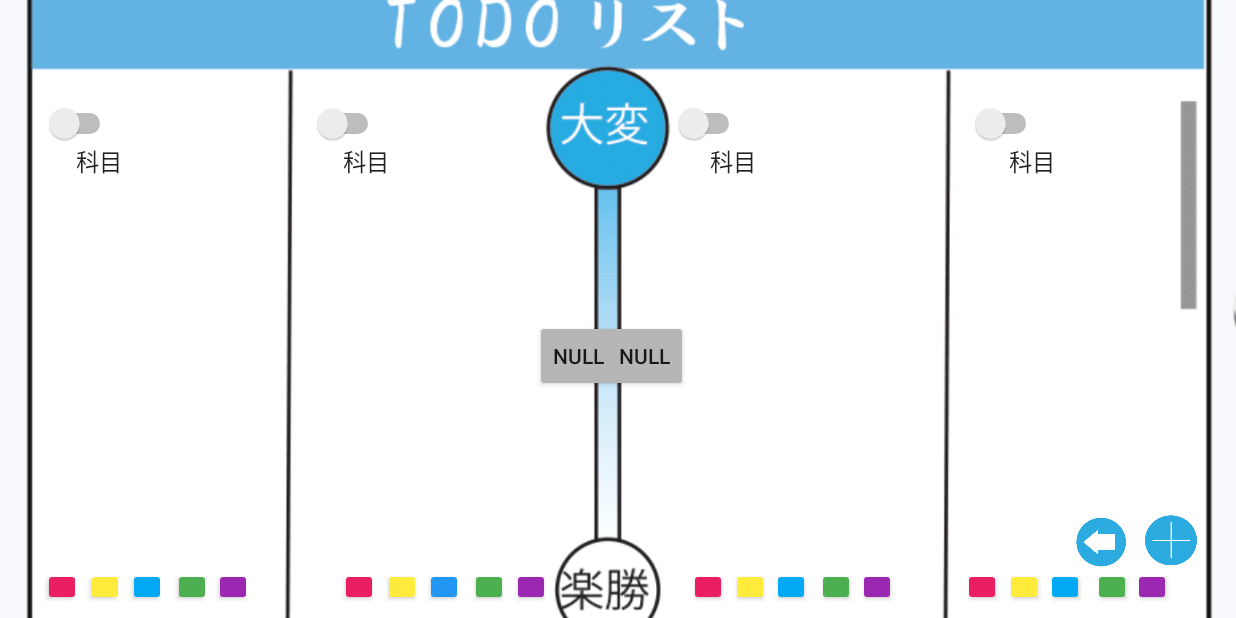
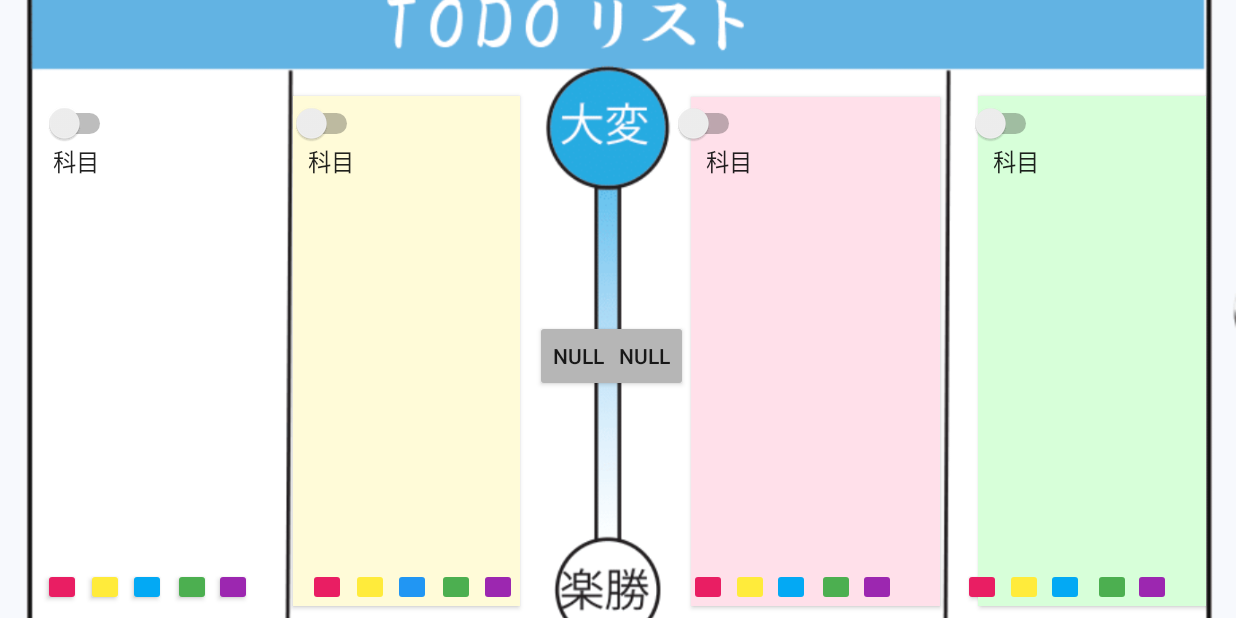
Before and after one commit to KOsyuki/Kakuben_AS, an Android app: the TODOlistActivity screen opened directly, with no data from a screen before it, on a phone screen of 824 x 412 dp (held sideways). Run offline under Robolectric (Android 15) with nearby library versions, the phone set to English and light mode, and no system bars.

Commit message:
色変更まで

```diff
--- a/app/src/main/res/layout/activity_todolist.xml
+++ b/app/src/main/res/layout/activity_todolist.xml
@@ -29,6 +29,43 @@
         app:layout_constraintBottom_toBottomOf="parent"
         app:layout_constraintEnd_toEndOf="@+id/imageView"
         app:layout_constraintHorizontal_bias="0.03"
+        app:layout_constraintStart_toStartOf="parent"
+        app:layout_constraintTop_toTopOf="@+id/imageView"
+        app:layout_constraintVertical_bias="0.887" />
+
+    <Button
+        android:id="@+id/button5"
+        android:layout_width="166dp"
+        android:layout_height="339dp"
+        android:background="#FFE0EA"
+        app:layout_constraintBottom_toBottomOf="parent"
+        app:layout_constraintEnd_toEndOf="@+id/imageView"
+        app:layout_constraintHorizontal_bias="0.7"
+        app:layout_constraintStart_toStartOf="parent"
+        app:layout_constraintTop_toTopOf="@+id/imageView"
+        app:layout_constraintVertical_bias="0.887" />
+
+    <Button
+        android:id="@+id/button4"
+        android:layout_width="152dp"
+        android:layout_height="340dp"
+        android:layout_marginStart="8dp"
+        android:background="#D7FFD9"
+        app:layout_constraintBottom_toBottomOf="parent"
+        app:layout_constraintEnd_toEndOf="@+id/imageView"
+        app:layout_constraintHorizontal_bias="0.97"
+        app:layout_constraintStart_toStartOf="parent"
+        app:layout_constraintTop_toTopOf="@+id/imageView"
+        app:layout_constraintVertical_bias="0.887" />
+
+    <Button
+        android:id="@+id/button3"
+        android:layout_width="151dp"
+        android:layout_height="340dp"
+        android:background="#FFFBD8"
+        app:layout_constraintBottom_toBottomOf="parent"
+        app:layout_constraintEnd_toEndOf="@+id/imageView"
+        app:layout_constraintHorizontal_bias="0.29"
         app:layout_constraintStart_toStartOf="parent"
         app:layout_constraintTop_toTopOf="@+id/imageView"
         app:layout_constraintVertical_bias="0.887" />
@@ -66,53 +103,53 @@
         android:id="@+id/spinner"
         android:layout_width="wrap_content"
         android:layout_height="wrap_content"
+        android:elevation="2dp"
         android:entries="@array/list"
         app:layout_constraintBottom_toBottomOf="parent"
         app:layout_constraintEnd_toEndOf="@+id/imageView"
-        app:layout_constraintHorizontal_bias="0.059"
+        app:layout_constraintHorizontal_bias="0.04"
         app:layout_constraintStart_toStartOf="@+id/imageView"
         app:layout_constraintTop_toTopOf="@+id/imageView"
-        app:layout_constraintVertical_bias="0.245"
-        android:elevation="2dp"/>
+        app:layout_constraintVertical_bias="0.245" />
 
     <Spinner
         android:id="@+id/spinner2"
         android:layout_width="wrap_content"
         android:layout_height="wrap_content"
+        android:elevation="2dp"
         android:entries="@array/list"
         app:layout_constraintBottom_toBottomOf="parent"
         app:layout_constraintEnd_toEndOf="@+id/imageView"
-        app:layout_constraintHorizontal_bias="0.303"
+        app:layout_constraintHorizontal_bias="0.29"
         app:layout_constraintStart_toStartOf="@+id/imageView"
         app:layout_constraintTop_toTopOf="@+id/imageView"
-        app:layout_constraintVertical_bias="0.245"
-        android:elevation="2dp"/>
+        app:layout_constraintVertical_bias="0.245" />
 
     <Spinner
         android:id="@+id/spinner3"
         android:layout_width="wrap_content"
         android:layout_height="wrap_content"
+        android:elevation="2dp"
         android:entries="@array/list"
         app:layout_constraintBottom_toBottomOf="parent"
         app:layout_constraintEnd_toEndOf="@+id/imageView"
-        app:layout_constraintHorizontal_bias="0.639"
+        app:layout_constraintHorizontal_bias="0.68"
         app:layout_constraintStart_toStartOf="@+id/imageView"
         app:layout_constraintTop_toTopOf="@+id/imageView"
-        app:layout_constraintVertical_bias="0.245"
-        android:elevation="2dp"/>
+        app:layout_constraintVertical_bias="0.245" />
 
     <Spinner
         android:id="@+id/spinner4"
         android:layout_width="wrap_content"
         android:layout_height="wrap_content"
+        android:elevation="2dp"
         android:entries="@array/list"
         app:layout_constraintBottom_toBottomOf="parent"
         app:layout_constraintEnd_toEndOf="@+id/imageView"
-        app:layout_constraintHorizontal_bias="0.913"
+        app:layout_constraintHorizontal_bias="0.962"
         app:layout_constraintStart_toStartOf="@+id/imageView"
         app:layout_constraintTop_toTopOf="@+id/imageView"
-        app:layout_constraintVertical_bias="0.245"
-        android:elevation="2dp"/>
+        app:layout_constraintVertical_bias="0.245" />
 
     <Switch
         android:id="@+id/switch1"
@@ -157,14 +194,14 @@
         android:id="@+id/switch4"
         android:layout_width="wrap_content"
         android:layout_height="wrap_content"
+        android:elevation="2dp"
         app:layout_constraintBottom_toBottomOf="@+id/imageView"
         app:layout_constraintEnd_toEndOf="parent"
-        app:layout_constraintHorizontal_bias="0.268"
+        app:layout_constraintHorizontal_bias="0.25"
         app:layout_constraintStart_toStartOf="@+id/imageView"
         app:layout_constraintTop_toTopOf="@+id/imageView"
         app:layout_constraintVertical_bias="0.179"
-        tools:ignore="MissingConstraints"
-        android:elevation="2dp"/>
+        tools:ignore="MissingConstraints" />
 
     <Button
         android:id="@+id/button"
@@ -241,70 +278,70 @@
         android:layout_width="25dp"
         android:layout_height="25dp"
         android:backgroundTint="#E91E63"
+        android:elevation="2dp"
         android:text="Button"
         app:layout_constraintBottom_toBottomOf="@+id/imageView"
         app:layout_constraintEnd_toEndOf="@+id/imageView"
-        app:layout_constraintHorizontal_bias="0.284"
+        app:layout_constraintHorizontal_bias="0.257"
         app:layout_constraintStart_toStartOf="@+id/imageView"
         app:layout_constraintTop_toTopOf="@+id/imageView"
-        app:layout_constraintVertical_bias="0.979"
-        android:elevation="2dp"/>
+        app:layout_constraintVertical_bias="0.979" />
+
+    <Button
+        android:id="@+id/button27"
+        android:layout_width="25dp"
+        android:layout_height="25dp"
+        android:backgroundTint="#2196F3"
+        android:elevation="2dp"
+        android:text="Button"
+        app:layout_constraintBottom_toBottomOf="@+id/imageView"
+        app:layout_constraintEnd_toEndOf="@+id/imageView"
+        app:layout_constraintHorizontal_bias="0.328"
+        app:layout_constraintStart_toStartOf="@+id/imageView"
+        app:layout_constraintTop_toTopOf="@+id/imageView"
+        app:layout_constraintVertical_bias="0.979" />
+
+    <Button
+        android:id="@+id/button28"
+        android:layout_width="25dp"
+        android:layout_height="25dp"
+        android:backgroundTint="#4CAF50"
+        android:elevation="2dp"
+        android:text="Button"
+        app:layout_constraintBottom_toBottomOf="@+id/imageView"
+        app:layout_constraintEnd_toEndOf="@+id/imageView"
+        app:layout_constraintHorizontal_bias="0.365"
+        app:layout_constraintStart_toStartOf="@+id/imageView"
+        app:layout_constraintTop_toTopOf="@+id/imageView"
+        app:layout_constraintVertical_bias="0.979" />
+
+    <Button
+        android:id="@+id/button26"
+        android:layout_width="25dp"
+        android:layout_height="25dp"
+        android:backgroundTint="#FFEB3B"
+        android:elevation="2dp"
+        android:text="Button"
+        app:layout_constraintBottom_toBottomOf="@+id/imageView"
+        app:layout_constraintEnd_toEndOf="@+id/imageView"
+        app:layout_constraintHorizontal_bias="0.293"
+        app:layout_constraintStart_toStartOf="@+id/imageView"
+        app:layout_constraintTop_toTopOf="@+id/imageView"
+        app:layout_constraintVertical_bias="0.979" />
 
     <Button
         android:id="@+id/button29"
         android:layout_width="25dp"
         android:layout_height="25dp"
         android:backgroundTint="#9C27B0"
+        android:elevation="2dp"
         android:text="Button"
         app:layout_constraintBottom_toBottomOf="@+id/imageView"
         app:layout_constraintEnd_toEndOf="@+id/imageView"
-        app:layout_constraintHorizontal_bias="0.427"
+        app:layout_constraintHorizontal_bias="0.4"
         app:layout_constraintStart_toStartOf="@+id/imageView"
         app:layout_constraintTop_toTopOf="@+id/imageView"
-        app:layout_constraintVertical_bias="0.979"
-        android:elevation="2dp"/>
-
-    <Button
-        android:id="@+id/button27"
-        android:layout_width="25dp"
-        android:layout_height="25dp"
-        android:backgroundTint="#2196F3"
-        android:text="Button"
-        app:layout_constraintBottom_toBottomOf="@+id/imageView"
-        app:layout_constraintEnd_toEndOf="@+id/imageView"
-        app:layout_constraintHorizontal_bias="0.355"
-        app:layout_constraintStart_toStartOf="@+id/imageView"
-        app:layout_constraintTop_toTopOf="@+id/imageView"
-        app:layout_constraintVertical_bias="0.979"
-        android:elevation="2dp"/>
-
-    <Button
-        android:id="@+id/button28"
-        android:layout_width="25dp"
-        android:layout_height="25dp"
-        android:backgroundTint="#4CAF50"
-        android:text="Button"
-        app:layout_constraintBottom_toBottomOf="@+id/imageView"
-        app:layout_constraintEnd_toEndOf="@+id/imageView"
-        app:layout_constraintHorizontal_bias="0.392"
-        app:layout_constraintStart_toStartOf="@+id/imageView"
-        app:layout_constraintTop_toTopOf="@+id/imageView"
-        app:layout_constraintVertical_bias="0.979"
-        android:elevation="2dp"/>
-
-    <Button
-        android:id="@+id/button26"
-        android:layout_width="25dp"
-        android:layout_height="25dp"
-        android:backgroundTint="#FFEB3B"
-        android:text="Button"
-        app:layout_constraintBottom_toBottomOf="@+id/imageView"
-        app:layout_constraintEnd_toEndOf="@+id/imageView"
-        app:layout_constraintHorizontal_bias="0.32"
-        app:layout_constraintStart_toStartOf="@+id/imageView"
-        app:layout_constraintTop_toTopOf="@+id/imageView"
-        app:layout_constraintVertical_bias="0.979"
-        android:elevation="2dp"/>
+        app:layout_constraintVertical_bias="0.979" />
 
     <Button
         android:id="@+id/button30"
--- a/app/src/main/res/values/strings.xml
+++ b/app/src/main/res/values/strings.xml
@@ -4,9 +4,25 @@
     <string-array name="list">
         <item>科目</item>
         <item>国語</item>
+        <item>現代文</item>
+        <item>古文</item>
+        <item>漢文</item>
         <item>英語</item>
+        <item>リスニング</item>
         <item>社会</item>
+        <item>地理</item>
+        <item>日本史</item>
+        <item>世界史</item>
+        <item>公民</item>
+        <item>倫理</item>
         <item>数学</item>
+        <item>数学ⅠA</item>
+        <item>数学ⅡB</item>
+        <item>数学Ⅲ</item>
         <item>理科</item>
+        <item>物理</item>
+        <item>生物</item>
+        <item>化学</item>
+        <item>地学</item>
     </string-array>
 </resources>
```
